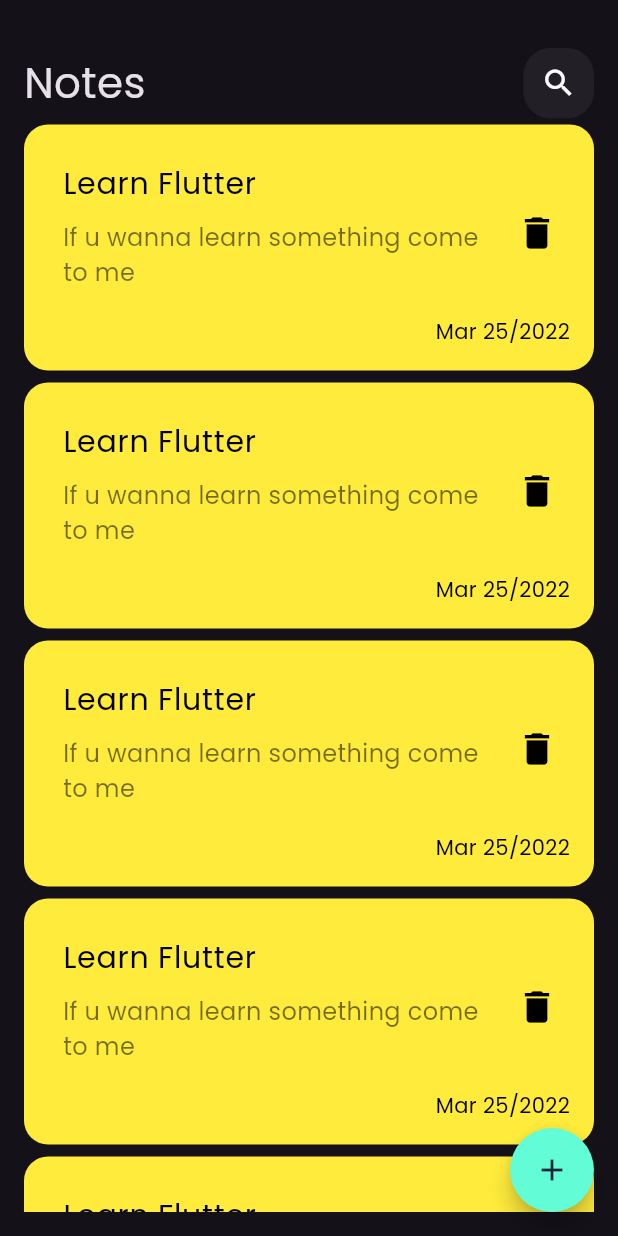
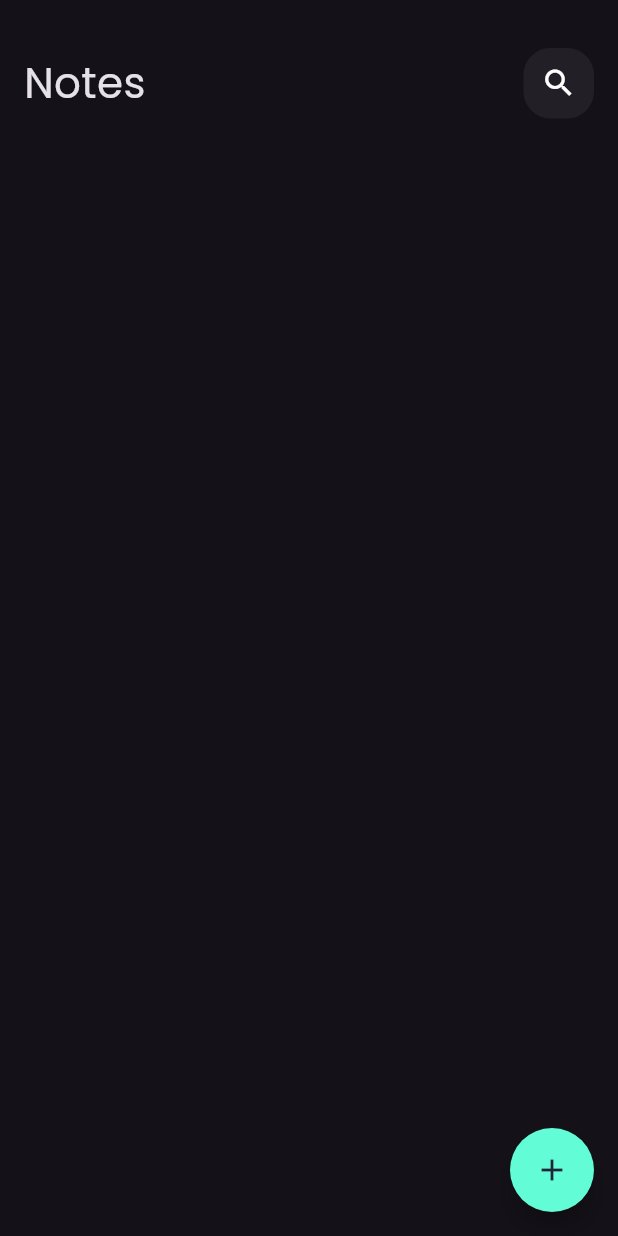
Before and after one commit to Emad-Ayad/MyNotes, a Flutter app: the screen it shows after launch, on a phone screen of 412 x 824 dp. Run offline on Flutter 3.47's test engine with Material 3 defaults, Android fonts, the phone set to English and light mode, and no system bars; our stand-ins replace bloc, flutter_bloc, hive, hive_flutter; accounts and stored records are empty.

Commit message:
format date & delete note

```diff
--- a/lib/cubits/notes_cubit/notes_cubit.dart
+++ b/lib/cubits/notes_cubit/notes_cubit.dart
@@ -9,13 +9,9 @@ part 'notes_state.dart';
 class NotesCubit extends Cubit<NotesState> {
   NotesCubit() : super(NotesInitial());
 
+  List<NoteModel>? notes;
   getNotes() {
-    try {
       var notesBox = Hive.box<NoteModel>(kNotesBox);
-      List<NoteModel> notes = notesBox.values.toList();
-      emit(NotesSuccess(notes));
-    } catch (e) {
-      emit(NotesFailure(e.toString()));
-    }
+      notes = notesBox.values.toList();
   }
 }
--- a/lib/data/model/note_model.dart
+++ b/lib/data/model/note_model.dart
@@ -3,7 +3,7 @@ import 'package:hive/hive.dart';
 part 'note_model.g.dart';
 
 @HiveType(typeId: 0)
-class NoteModel {
+class NoteModel extends HiveObject{
   @HiveField(0)
   final String title;
   @HiveField(1)
--- a/lib/views/widgets/add_note_bottom_sheet.dart
+++ b/lib/views/widgets/add_note_bottom_sheet.dart
@@ -1,6 +1,5 @@
 import 'package:flutter/material.dart';
 import 'package:flutter_bloc/flutter_bloc.dart';
-import 'package:modal_progress_hud_nsn/modal_progress_hud_nsn.dart';
 import 'package:mynotes/cubits/add_notes_cubit/add_notes_cubit.dart';
 import 'package:mynotes/views/widgets/add_notes_form.dart';
 
--- a/lib/views/widgets/add_notes_form.dart
+++ b/lib/views/widgets/add_notes_form.dart
@@ -55,7 +55,7 @@ class _AddNotesFormState extends State<AddNotesForm> {
                     var noteModel = NoteModel(
                         title: title!,
                         subTitle: subTitle!,
-                        date: DateTime.now().toString(),
+                        date: DateTime.now().toString().substring(0,10),
                         color: AppColors.kPrimaryColor.value);
                     BlocProvider.of<AddNotesCubit>(context).addNotes(noteModel);
                   } else {
--- a/lib/views/widgets/note_list_view.dart
+++ b/lib/views/widgets/note_list_view.dart
@@ -1,4 +1,7 @@
 import 'package:flutter/material.dart';
+import 'package:flutter_bloc/flutter_bloc.dart';
+import 'package:mynotes/cubits/notes_cubit/notes_cubit.dart';
+import 'package:mynotes/data/model/note_model.dart';
 import 'package:mynotes/views/widgets/note_tile.dart';
 
 class NoteListView extends StatelessWidget {
@@ -6,13 +9,19 @@ class NoteListView extends StatelessWidget {
 
   @override
   Widget build(BuildContext context) {
-    return ListView.builder(
-        itemBuilder: (context,index){
-          return const Padding(
-            padding: EdgeInsets.symmetric(vertical: 4.0),
-            child: NoteTile(),
-          );
-        }
+    return BlocBuilder<NotesCubit, NotesState>(
+      builder: (context, state) {
+        List<NoteModel> notes =BlocProvider.of<NotesCubit>(context).notes!;
+        return ListView.builder(
+          itemCount: notes.length,
+          itemBuilder: (context, index) {
+            return  Padding(
+              padding:const EdgeInsets.symmetric(vertical: 4.0),
+              child: NoteTile(note: notes[index]),
+            );
+          },
+        );
+      },
     );
   }
 }
--- a/lib/views/widgets/note_tile.dart
+++ b/lib/views/widgets/note_tile.dart
@@ -1,9 +1,11 @@
 import 'package:flutter/material.dart';
+import 'package:mynotes/data/model/note_model.dart';
 import 'package:mynotes/views/widgets/edit_note_view.dart';
 
 class NoteTile extends StatelessWidget {
-  const NoteTile({super.key});
+   const NoteTile({super.key, required this.note});
 
+  final NoteModel note;
   @override
   Widget build(BuildContext context) {
     return GestureDetector(
@@ -12,7 +14,7 @@ class NoteTile extends StatelessWidget {
           context,
           MaterialPageRoute(
             builder: (context) {
-              return EditNoteView();
+              return const EditNoteView();
             },
           ),
         );
@@ -22,34 +24,37 @@ class NoteTile extends StatelessWidget {
           borderRadius: BorderRadius.circular(16),
           color: Colors.yellow,
         ),
-        child: const Padding(
-          padding: EdgeInsets.only(top: 16.0, bottom: 16, left: 10),
+        child:  Padding(
+          padding: const EdgeInsets.only(top: 16.0, bottom: 16, left: 10),
           child: Column(
             crossAxisAlignment: CrossAxisAlignment.end,
             children: [
               ListTile(
                 title: Text(
-                  "Learn Flutter",
-                  style: TextStyle(color: Colors.black, fontSize: 20),
+                  note.title,
+                  style: const TextStyle(color: Colors.black, fontSize: 20),
                 ),
                 subtitle: Padding(
-                  padding: EdgeInsets.symmetric(vertical: 10),
+                  padding: const EdgeInsets.symmetric(vertical: 10),
                   child: Text(
-                    "If u wanna learn something come to me ",
-                    style: TextStyle(color: Colors.black54, fontSize: 16),
+                    note.subTitle,
+                    style: const TextStyle(color: Colors.black54, fontSize: 16),
                   ),
                 ),
-                trailing: Icon(
-                  Icons.delete,
-                  color: Colors.black,
-                  size: 28,
+                trailing: IconButton(
+                  icon: const Icon(Icons.delete,
+                    color: Colors.black,
+                    size: 28,),
+                  onPressed: (){
+                    note.delete();
+                  },
                 ),
               ),
               Padding(
-                padding: EdgeInsets.only(right: 16.0),
+                padding: const EdgeInsets.only(right: 16.0),
                 child: Text(
-                  "Mar 25/2022",
-                  style: TextStyle(color: Colors.black, fontSize: 14),
+                  note.date,
+                  style: const TextStyle(color: Colors.black, fontSize: 14),
                 ),
               )
             ],
--- a/lib/views/widgets/notes_body.dart
+++ b/lib/views/widgets/notes_body.dart
@@ -1,10 +1,23 @@
 import 'package:flutter/material.dart';
+import 'package:flutter_bloc/flutter_bloc.dart';
+import 'package:mynotes/cubits/notes_cubit/notes_cubit.dart';
+import 'package:mynotes/data/model/note_model.dart';
 import 'package:mynotes/views/widgets/custom_app_bar.dart';
 import 'package:mynotes/views/widgets/note_list_view.dart';
 
-class NotesBody extends StatelessWidget {
+class NotesBody extends StatefulWidget {
   const NotesBody({super.key});
 
+  @override
+  State<NotesBody> createState() => _NotesBodyState();
+}
+
+class _NotesBodyState extends State<NotesBody> {
+  @override
+  void initState() {
+    BlocProvider.of<NotesCubit>(context).getNotes();
+    super.initState();
+  }
   @override
   Widget build(BuildContext context) {
     return const Padding(
--- a/pubspec.yaml
+++ b/pubspec.yaml
@@ -40,6 +40,7 @@ dependencies:
   bloc: ^8.1.4
   flutter_bloc: ^8.1.6
   modal_progress_hud_nsn: ^0.5.1
+  intl: ^0.20.1
 
 
 dev_dependencies:
```
Also changed, not shown: pubspec.lock.
